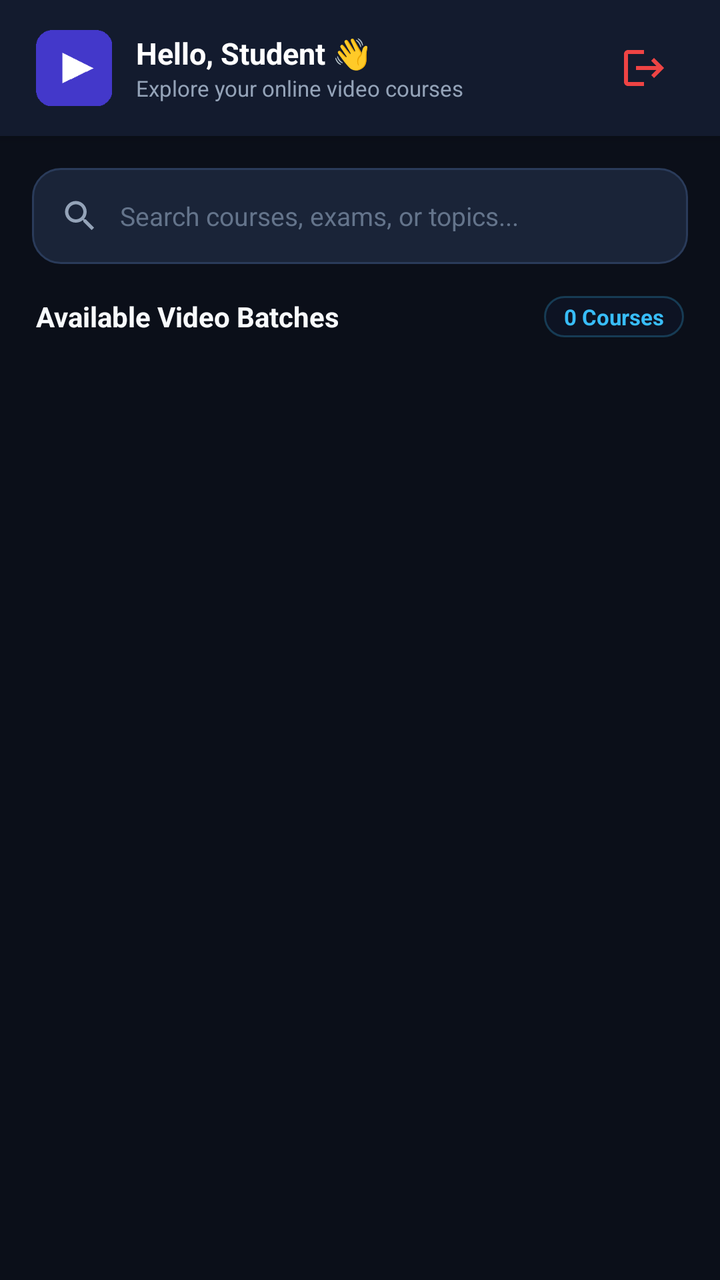
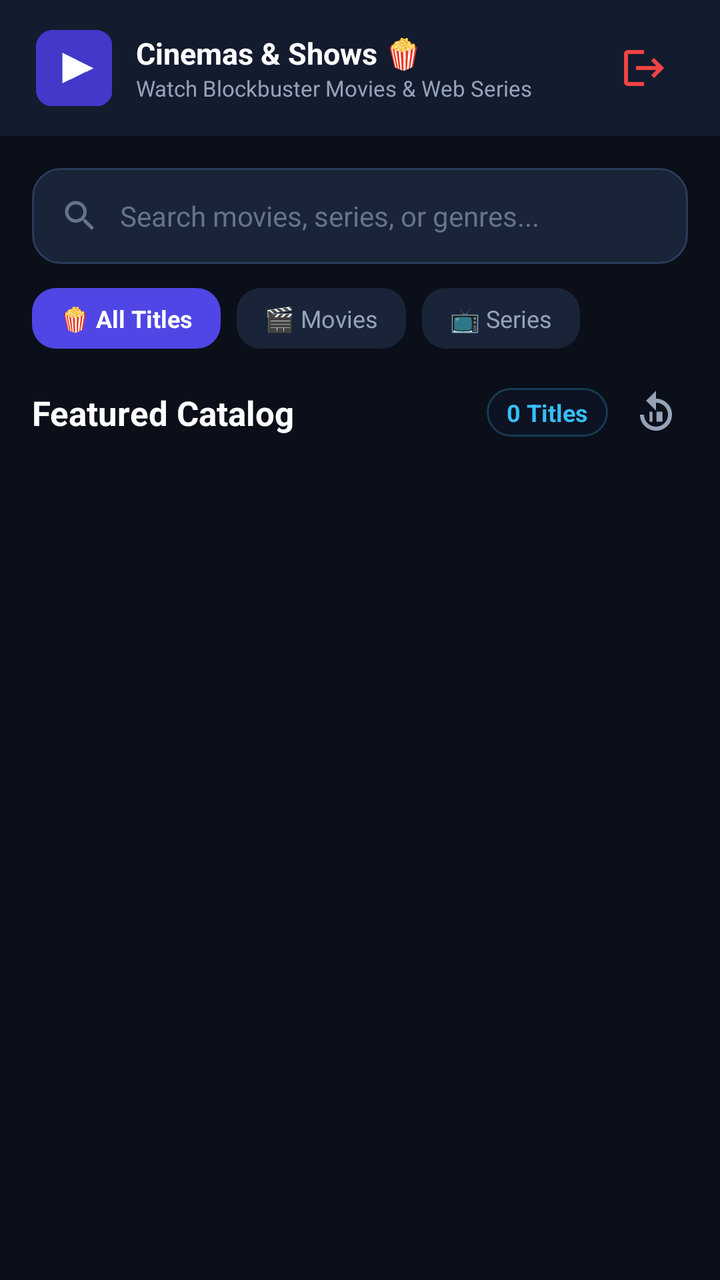

The first picture is an Android layout as it rendered before a commit; the second is the same layout after the commit. The layout source and the unified diff follow.
<!-- AndroidManifest.xml: application theme Theme.CourseApp -->
<!-- res/layout/activity_main.xml -->
<?xml version="1.0" encoding="utf-8"?>
<LinearLayout xmlns:android="http://schemas.android.com/apk/res/android"
    android:layout_width="match_parent"
    android:layout_height="match_parent"
    android:orientation="vertical"
    android:background="#0B0F19">

    
    <LinearLayout
        android:layout_width="match_parent"
        android:layout_height="68dp"
        android:background="#131B2E"
        android:gravity="center_vertical"
        android:paddingHorizontal="18dp"
        android:elevation="4dp">

        <ImageView
            android:layout_width="38dp"
            android:layout_height="38dp"
            android:src="@mipmap/ic_launcher"
            android:layout_marginEnd="12dp" />

        <LinearLayout
            android:layout_width="0dp"
            android:layout_height="wrap_content"
            android:layout_weight="1"
            android:orientation="vertical">

            <TextView
                android:id="@+id/tvUserWelcome"
                android:layout_width="wrap_content"
                android:layout_height="wrap_content"
                android:text="Hello, Student 👋"
                android:textColor="#FFFFFF"
                android:textSize="15sp"
                android:textStyle="bold" />

            <TextView
                android:layout_width="wrap_content"
                android:layout_height="wrap_content"
                android:text="Explore your online video courses"
                android:textColor="#94A3B8"
                android:textSize="11sp" />
        </LinearLayout>

        <ImageButton
            android:id="@+id/btnLogout"
            android:layout_width="40dp"
            android:layout_height="40dp"
            android:src="@drawable/ic_logout"
            android:tint="#EF4444"
            android:background="?attr/selectableItemBackgroundBorderless"
            android:contentDescription="Logout" />
    </LinearLayout>

    
    <LinearLayout
        android:layout_width="match_parent"
        android:layout_height="wrap_content"
        android:orientation="vertical"
        android:padding="16dp">

        
        <LinearLayout
            android:layout_width="match_parent"
            android:layout_height="48dp"
            android:background="@drawable/bg_input_field"
            android:gravity="center_vertical"
            android:paddingHorizontal="14dp">

            <ImageView
                android:layout_width="20dp"
                android:layout_height="20dp"
                android:src="@drawable/ic_search"
                android:tint="#94A3B8"
                android:layout_marginEnd="10dp" />

            <EditText
                android:id="@+id/etSearchCourses"
                android:layout_width="match_parent"
                android:layout_height="match_parent"
                android:hint="Search courses, exams, or topics..."
                android:background="@null"
                android:textColor="#FFFFFF"
                android:textColorHint="#64748B"
                android:textSize="13sp"
                android:inputType="text" />
        </LinearLayout>
    </LinearLayout>

    
    <LinearLayout
        android:layout_width="match_parent"
        android:layout_height="wrap_content"
        android:paddingHorizontal="18dp"
        android:paddingBottom="8dp"
        android:gravity="center_vertical">

        <TextView
            android:layout_width="0dp"
            android:layout_height="wrap_content"
            android:layout_weight="1"
            android:text="Available Video Batches"
            android:textColor="#F8FAFC"
            android:textSize="14sp"
            android:textStyle="bold" />

        <TextView
            android:id="@+id/tvCourseCountBadge"
            android:layout_width="wrap_content"
            android:layout_height="wrap_content"
            android:text="0 Courses"
            android:textColor="#38BDF8"
            android:textSize="11sp"
            android:textStyle="bold"
            android:background="@drawable/bg_glass_pill"
            android:paddingHorizontal="10dp"
            android:paddingVertical="3dp" />
    </LinearLayout>

    
    <LinearLayout
        android:id="@+id/layoutEmptyState"
        android:layout_width="match_parent"
        android:layout_height="0dp"
        android:layout_weight="1"
        android:gravity="center"
        android:orientation="vertical"
        android:padding="32dp"
        android:visibility="gone">

        <ImageView
            android:layout_width="64dp"
            android:layout_height="64dp"
            android:src="@drawable/ic_play_arrow"
            android:tint="#4F46E5"
            android:background="@drawable/bg_input_field"
            android:padding="16dp"
            android:layout_marginBottom="16dp" />

        <TextView
            android:id="@+id/tvEmptyTitle"
            android:layout_width="wrap_content"
            android:layout_height="wrap_content"
            android:text="No courses available yet"
            android:textColor="#FFFFFF"
            android:textSize="16sp"
            android:textStyle="bold" />

        <TextView
            android:layout_width="wrap_content"
            android:layout_height="wrap_content"
            android:text="Batches added from the Admin portal will appear here in real-time."
            android:textColor="#94A3B8"
            android:textSize="12sp"
            android:gravity="center"
            android:layout_marginTop="6dp" />
    </LinearLayout>

    
    <androidx.recyclerview.widget.RecyclerView
        android:id="@+id/recyclerViewCourses"
        android:layout_width="match_parent"
        android:layout_height="0dp"
        android:layout_weight="1"
        android:paddingHorizontal="16dp"
        android:paddingBottom="16dp"
        android:clipToPadding="false" />

</LinearLayout>
<!-- resources referenced by this layout -->
<resources>
  <!-- drawable bg_glass_pill (drawable) -->
  <?xml version="1.0" encoding="utf-8"?>
  <shape xmlns:android="http://schemas.android.com/apk/res/android"
      android:shape="rectangle">
      <corners android:radius="20dp" />
      <solid android:color="#990F172A" />
      <stroke android:width="1dp" android:color="#4038BDF8" />
  </shape>
  <!-- drawable bg_input_field (drawable) -->
  <?xml version="1.0" encoding="utf-8"?>
  <shape xmlns:android="http://schemas.android.com/apk/res/android"
      android:shape="rectangle">
      <corners android:radius="14dp" />
      <solid android:color="#1A2438" />
      <stroke android:width="1dp" android:color="#2A3B5A" />
  </shape>
  <!-- drawable ic_logout (drawable) -->
  <vector xmlns:android="http://schemas.android.com/apk/res/android"
      android:width="24dp"
      android:height="24dp"
      android:viewportWidth="24"
      android:viewportHeight="24">
      <path
          android:fillColor="#FFFFFFFF"
          android:pathData="M17,7l-1.41,1.41L18.17,11H8v2h10.17l-2.58,2.58L17,17l5,-5zM4,5h8V3H4c-1.1,0 -2,0.9 -2,2v14c0,1.1 0.9,2 2,2h8v-2H4V5z"/>
  </vector>
  <!-- drawable ic_play_arrow (drawable) -->
  <vector xmlns:android="http://schemas.android.com/apk/res/android"
      android:width="24dp"
      android:height="24dp"
      android:viewportWidth="24"
      android:viewportHeight="24">
      <path
          android:fillColor="#FFFFFFFF"
          android:pathData="M8,5v14l11,-7z"/>
  </vector>
  <!-- drawable ic_search (drawable) -->
  <vector xmlns:android="http://schemas.android.com/apk/res/android"
      android:width="24dp"
      android:height="24dp"
      android:viewportWidth="24"
      android:viewportHeight="24">
      <path
          android:fillColor="#FFFFFFFF"
          android:pathData="M15.5,14h-0.79l-0.28,-0.27C15.41,12.59 16,11.11 16,9.5 16,5.91 13.09,3 9.5,3S3,5.91 3,9.5 5.91,16 9.5,16c1.61,0 3.09,-0.59 4.23,-1.57l0.27,0.28v0.79l5,4.99L20.49,19l-4.99,-5zm-6,0C7.01,14 5,11.99 5,9.5S7.01,5 9.5,5 14,7.01 14,9.5 11.99,14 9.5,14z"/>
  </vector>
  <!-- mipmap ic_launcher: png bitmap (mipmap-hdpi, 438 bytes) -->
  <style name="Theme.CourseApp" parent="Theme.MaterialComponents.DayNight.NoActionBar">
          <item name="colorPrimary">#4F46E5</item>
          <item name="colorPrimaryVariant">#4338CA</item>
          <item name="colorOnPrimary">#FFFFFF</item>
          <item name="colorSecondary">#38BDF8</item>
          <item name="colorOnSecondary">#0B0F19</item>
          <item name="android:statusBarColor">#0B0F19</item>
          <item name="android:navigationBarColor">#0B0F19</item>
          <item name="android:windowBackground">#0B0F19</item>
      </style>
</resources>

<!-- the commit's change to res/layout/activity_main.xml (unified diff, before → after) -->
@@ -30,7 +30,7 @@
                 android:id="@+id/tvUserWelcome"
                 android:layout_width="wrap_content"
                 android:layout_height="wrap_content"
-                android:text="Hello, Student 👋"
+                android:text="Cinemas &amp; Shows 🍿"
                 android:textColor="#FFFFFF"
                 android:textSize="15sp"
                 android:textStyle="bold" />
@@ -38,7 +38,7 @@
             <TextView
                 android:layout_width="wrap_content"
                 android:layout_height="wrap_content"
-                android:text="Explore your online video courses"
+                android:text="Watch Blockbuster Movies &amp; Web Series"
                 android:textColor="#94A3B8"
                 android:textSize="11sp" />
         </LinearLayout>
@@ -48,8 +48,8 @@
             android:layout_width="40dp"
             android:layout_height="40dp"
             android:src="@drawable/ic_logout"
+            android:background="?attr/selectableItemBackgroundBorderless"
             android:tint="#EF4444"
-            android:background="?attr/selectableItemBackgroundBorderless"
             android:contentDescription="Logout" />
     </LinearLayout>
 
@@ -72,50 +72,106 @@
                 android:layout_width="20dp"
                 android:layout_height="20dp"
                 android:src="@drawable/ic_search"
-                android:tint="#94A3B8"
-                android:layout_marginEnd="10dp" />
+                android:tint="#64748B" />
 
             <EditText
                 android:id="@+id/etSearchCourses"
                 android:layout_width="match_parent"
                 android:layout_height="match_parent"
-                android:hint="Search courses, exams, or topics..."
                 android:background="@null"
+                android:hint="Search movies, series, or genres..."
+                android:textColorHint="#64748B"
                 android:textColor="#FFFFFF"
-                android:textColorHint="#64748B"
-                android:textSize="13sp"
-                android:inputType="text" />
+                android:textSize="14sp"
+                android:paddingStart="10dp"
+                android:imeOptions="actionSearch"
+                android:singleLine="true" />
         </LinearLayout>
+
+        
+        <LinearLayout
+            android:layout_width="match_parent"
+            android:layout_height="wrap_content"
+            android:orientation="horizontal"
+            android:layout_marginTop="12dp">
+
+            <TextView
+                android:id="@+id/tvTabAll"
+                android:layout_width="wrap_content"
+                android:layout_height="wrap_content"
+                android:text="🍿 All Titles"
+                android:textColor="#FFFFFF"
+                android:textSize="12sp"
+                android:textStyle="bold"
+                android:paddingHorizontal="14dp"
+                android:paddingVertical="7dp"
+                android:background="@drawable/bg_tab_active"
+                android:layout_marginEnd="8dp" />
+
+            <TextView
+                android:id="@+id/tvTabPaid"
+                android:layout_width="wrap_content"
+                android:layout_height="wrap_content"
+                android:text="🎬 Movies"
+                android:textColor="#94A3B8"
+                android:textSize="12sp"
+                android:paddingHorizontal="14dp"
+                android:paddingVertical="7dp"
+                android:background="@drawable/bg_tab_inactive"
+                android:layout_marginEnd="8dp" />
+
+            <TextView
+                android:id="@+id/tvTabFree"
+                android:layout_width="wrap_content"
+                android:layout_height="wrap_content"
+                android:text="📺 Series"
+                android:textColor="#94A3B8"
+                android:textSize="12sp"
+                android:paddingHorizontal="14dp"
+                android:paddingVertical="7dp"
+                android:background="@drawable/bg_tab_inactive" />
+        </LinearLayout>
     </LinearLayout>
 
     
     <LinearLayout
         android:layout_width="match_parent"
         android:layout_height="wrap_content"
-        android:paddingHorizontal="18dp"
-        android:paddingBottom="8dp"
+        android:orientation="horizontal"
+        android:paddingHorizontal="16dp"
+        android:layout_marginBottom="10dp"
         android:gravity="center_vertical">
 
         <TextView
             android:layout_width="0dp"
             android:layout_height="wrap_content"
             android:layout_weight="1"
-            android:text="Available Video Batches"
-            android:textColor="#F8FAFC"
-            android:textSize="14sp"
+            android:text="Featured Catalog"
+            android:textColor="#FFFFFF"
+            android:textSize="17sp"
             android:textStyle="bold" />
 
         <TextView
             android:id="@+id/tvCourseCountBadge"
             android:layout_width="wrap_content"
             android:layout_height="wrap_content"
-            android:text="0 Courses"
+            android:text="0 Titles"
             android:textColor="#38BDF8"
-            android:textSize="11sp"
+            android:textSize="12sp"
             android:textStyle="bold"
             android:background="@drawable/bg_glass_pill"
             android:paddingHorizontal="10dp"
-            android:paddingVertical="3dp" />
+            android:paddingVertical="4dp"
+            android:layout_marginEnd="8dp" />
+
+        <ImageButton
+            android:id="@+id/btnRefresh"
+            android:layout_width="32dp"
+            android:layout_height="32dp"
+            android:src="@drawable/ic_replay_10"
+            android:background="?attr/selectableItemBackgroundBorderless"
+            android:tint="#94A3B8"
+            android:contentDescription="Refresh" />
     </LinearLayout>
 
     
@@ -124,37 +180,35 @@
         android:layout_width="match_parent"
         android:layout_height="0dp"
         android:layout_weight="1"
+        android:orientation="vertical"
         android:gravity="center"
-        android:orientation="vertical"
         android:padding="32dp"
         android:visibility="gone">
 
         <ImageView
-            android:layout_width="64dp"
-            android:layout_height="64dp"
+            android:layout_width="72dp"
+            android:layout_height="72dp"
             android:src="@drawable/ic_play_arrow"
-            android:tint="#4F46E5"
-            android:background="@drawable/bg_input_field"
-            android:padding="16dp"
-            android:layout_marginBottom="16dp" />
+            android:tint="#334155" />
 
         <TextView
             android:id="@+id/tvEmptyTitle"
             android:layout_width="wrap_content"
             android:layout_height="wrap_content"
-            android:text="No courses available yet"
+            android:text="No titles available yet"
             android:textColor="#FFFFFF"
             android:textSize="16sp"
-            android:textStyle="bold" />
+            android:textStyle="bold"
+            android:layout_marginTop="16dp" />
 
         <TextView
             android:layout_width="wrap_content"
             android:layout_height="wrap_content"
-            android:text="Batches added from the Admin portal will appear here in real-time."
-            android:textColor="#94A3B8"
-            android:textSize="12sp"
-            android:gravity="center"
-            android:layout_marginTop="6dp" />
+            android:text="Check back soon for new movies and seasons."
+            android:textColor="#64748B"
+            android:textSize="13sp"
+            android:layout_marginTop="6dp"
+            android:textAlignment="center" />
     </LinearLayout>
 
     
@@ -163,7 +217,7 @@
         android:layout_width="match_parent"
         android:layout_height="0dp"
         android:layout_weight="1"
-        android:paddingHorizontal="16dp"
+        android:paddingHorizontal="12dp"
         android:paddingBottom="16dp"
         android:clipToPadding="false" />
 
<!-- resource entries referenced after the edit -->
@@ -15,6 +15,20 @@
       <corners android:radius="14dp" />
       <solid android:color="#1A2438" />
       <stroke android:width="1dp" android:color="#2A3B5A" />
+  </shape>
+  <!-- drawable bg_tab_active (drawable) -->
+  <?xml version="1.0" encoding="utf-8"?>
+  <shape xmlns:android="http://schemas.android.com/apk/res/android"
+      android:shape="rectangle">
+      <corners android:radius="12dp" />
+      <solid android:color="#4F46E5" />
+  </shape>
+  <!-- drawable bg_tab_inactive (drawable) -->
+  <?xml version="1.0" encoding="utf-8"?>
+  <shape xmlns:android="http://schemas.android.com/apk/res/android"
+      android:shape="rectangle">
+      <corners android:radius="12dp" />
+      <solid android:color="#1A2438" />
   </shape>
   <!-- drawable ic_logout (drawable) -->
   <vector xmlns:android="http://schemas.android.com/apk/res/android"
@@ -35,6 +49,16 @@
       <path
           android:fillColor="#FFFFFFFF"
           android:pathData="M8,5v14l11,-7z"/>
+  </vector>
+  <!-- drawable ic_replay_10 (drawable) -->
+  <vector xmlns:android="http://schemas.android.com/apk/res/android"
+      android:width="24dp"
+      android:height="24dp"
+      android:viewportWidth="24"
+      android:viewportHeight="24">
+      <path
+          android:fillColor="#FFFFFFFF"
+          android:pathData="M12,5V1L7,6l5,5V7c3.31,0 6,2.69 6,6s-2.69,6 -6,6 -6,-2.69 -6,-6H4c0,4.42 3.58,8 8,8s8,-3.58 8,-8 -3.58,-8 -8,-8zM10.25,16.5h-1.5v-5h1.5v5zM15.25,16.5h-3v-5h3v5z"/>
   </vector>
   <!-- drawable ic_search (drawable) -->
   <vector xmlns:android="http://schemas.android.com/apk/res/android"
